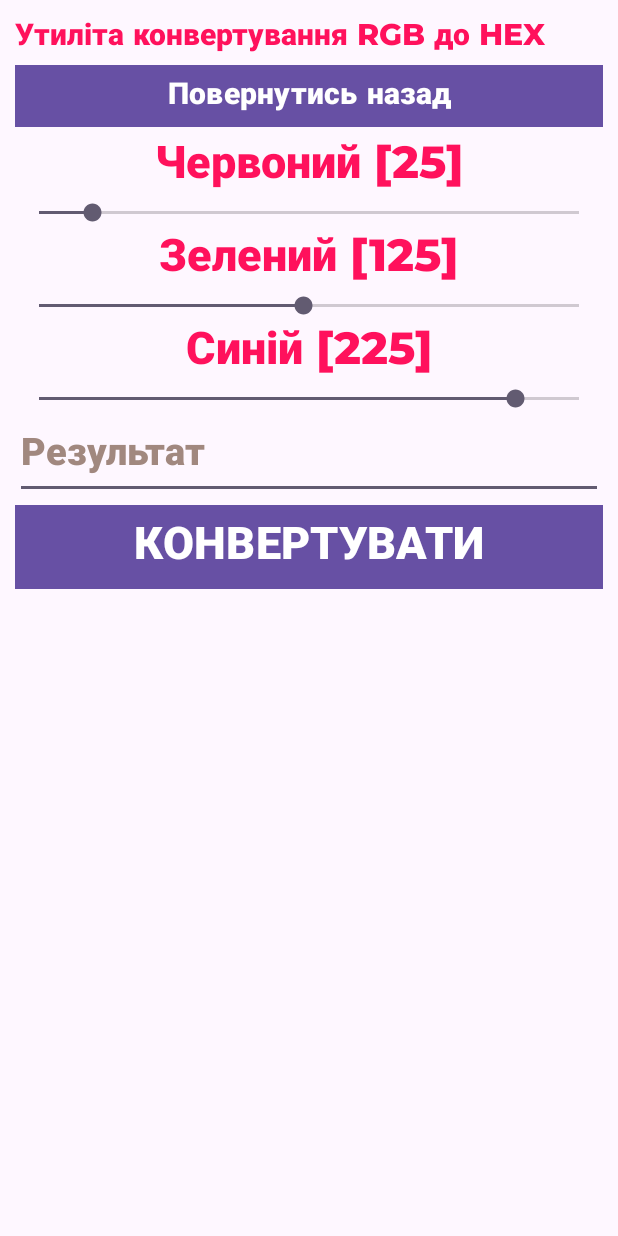
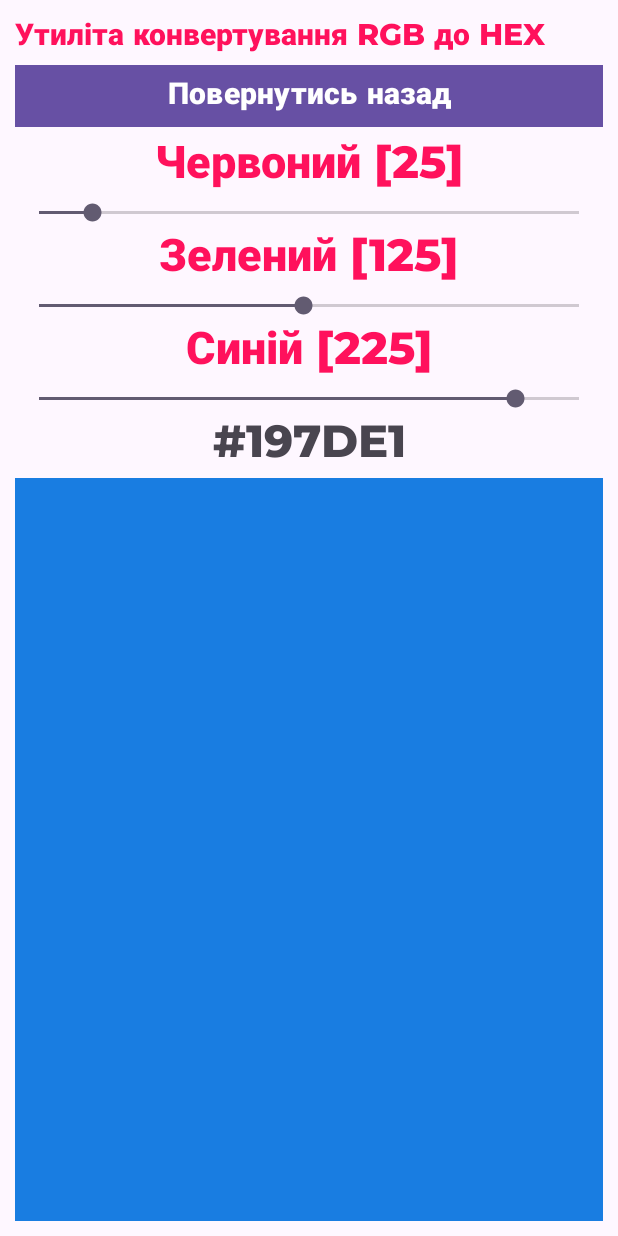
Before and after one commit to FortiBBrine/ColorSearch, an Android app: the ConverterActivity screen opened directly, with no data from a screen before it, on a phone screen of 412 x 824 dp. Run offline under Robolectric (Android 15) with nearby library versions, the phone set to English and light mode, and no system bars.

Commit message:
Add color view, when you click back button, you stop current activity

```diff
--- a/app/src/main/java/me/sashasteblevets/colorsearch/ConverterActivity.java
+++ b/app/src/main/java/me/sashasteblevets/colorsearch/ConverterActivity.java
@@ -3,7 +3,9 @@ package me.sashasteblevets.colorsearch;
 import androidx.appcompat.app.AppCompatActivity;
 
 import android.content.Intent;
+import android.graphics.Color;
 import android.os.Bundle;
+import android.view.View;
 import android.widget.SeekBar;
 import android.widget.TextView;
 
@@ -19,11 +21,10 @@ public class ConverterActivity extends AppCompatActivity {
         MaterialButton back = findViewById(R.id.back);
 
         back.setOnClickListener(view -> {
-            Intent intent = new Intent(this, MainActivity.class);
-            startActivity(intent);
+//            Intent intent = new Intent(this, MainActivity.class);
+//            startActivity(intent);
+            finish();
         });
-
-        MaterialButton convert = findViewById(R.id.convert);
 
         SeekBar red = findViewById(R.id.red);
         SeekBar green = findViewById(R.id.green);
@@ -33,14 +34,36 @@ public class ConverterActivity extends AppCompatActivity {
         TextView greenTextView = findViewById(R.id.green_text);
         TextView blueTextView = findViewById(R.id.blue_text);
 
+        View color = findViewById(R.id.color);
+
+        TextView result = findViewById(R.id.result);
+
         redTextView.setText(String.format("%s [%d]", getString(R.string.red), red.getProgress()));
         greenTextView.setText(String.format("%s [%d]", getString(R.string.green), green.getProgress()));
         blueTextView.setText(String.format("%s [%d]", getString(R.string.blue), blue.getProgress()));
+        int redColor = red.getProgress();
+        int blueColor = blue.getProgress();
+        int greenColor = green.getProgress();
 
-        red.setOnSeekBarChangeListener(new SeekBar.OnSeekBarChangeListener() {
+        String hexColor = String.format("#%02X%02X%02X", redColor, greenColor, blueColor);
+        color.setBackgroundColor(Color.parseColor(hexColor));
+
+        result.setText(hexColor);
+
+        SeekBar.OnSeekBarChangeListener onSeekBarChangeListener = new SeekBar.OnSeekBarChangeListener() {
             @Override
             public void onProgressChanged(SeekBar seekBar, int i, boolean b) {
                 redTextView.setText(String.format("%s [%d]", getString(R.string.red), red.getProgress()));
+                greenTextView.setText(String.format("%s [%d]", getString(R.string.green), green.getProgress()));
+                blueTextView.setText(String.format("%s [%d]", getString(R.string.blue), blue.getProgress()));
+                int redColor = red.getProgress();
+                int blueColor = blue.getProgress();
+                int greenColor = green.getProgress();
+
+                String hexColor = String.format("#%02X%02X%02X", redColor, greenColor, blueColor);
+                color.setBackgroundColor(Color.parseColor(hexColor));
+
+                result.setText(hexColor);
             }
 
             @Override
@@ -52,53 +75,11 @@ public class ConverterActivity extends AppCompatActivity {
             public void onStopTrackingTouch(SeekBar seekBar) {
 
             }
-        });
+        };
 
-        green.setOnSeekBarChangeListener(new SeekBar.OnSeekBarChangeListener() {
-            @Override
-            public void onProgressChanged(SeekBar seekBar, int i, boolean b) {
-                greenTextView.setText(String.format("%s [%d]", getString(R.string.green), green.getProgress()));
-            }
+        red.setOnSeekBarChangeListener(onSeekBarChangeListener);
+        green.setOnSeekBarChangeListener(onSeekBarChangeListener);
+        blue.setOnSeekBarChangeListener(onSeekBarChangeListener);
 
-            @Override
-            public void onStartTrackingTouch(SeekBar seekBar) {
-
-            }
-
-            @Override
-            public void onStopTrackingTouch(SeekBar seekBar) {
-
-            }
-        });
-
-        blue.setOnSeekBarChangeListener(new SeekBar.OnSeekBarChangeListener() {
-            @Override
-            public void onProgressChanged(SeekBar seekBar, int i, boolean b) {
-                blueTextView.setText(String.format("%s [%d]", getString(R.string.blue), blue.getProgress()));
-            }
-
-            @Override
-            public void onStartTrackingTouch(SeekBar seekBar) {
-
-            }
-
-            @Override
-            public void onStopTrackingTouch(SeekBar seekBar) {
-
-            }
-        });
-
-        convert.setOnClickListener(view -> {
-
-            int redColor = red.getProgress();
-            int blueColor = blue.getProgress();
-            int greenColor = green.getProgress();
-
-            String hexColor = String.format("#%02X%02X%02X", redColor, greenColor, blueColor);
-
-            TextView result = findViewById(R.id.result);
-
-            result.setText(hexColor);
-        });
     }
 }
--- a/app/src/main/java/me/sashasteblevets/colorsearch/OppositeColorActivity.java
+++ b/app/src/main/java/me/sashasteblevets/colorsearch/OppositeColorActivity.java
@@ -18,8 +18,9 @@ public class OppositeColorActivity extends AppCompatActivity {
         MaterialButton back = findViewById(R.id.back);
 
         back.setOnClickListener(view -> {
-            Intent intent = new Intent(this, MainActivity.class);
-            startActivity(intent);
+//            Intent intent = new Intent(this, MainActivity.class);
+//            startActivity(intent);
+            finish();
         });
 
         MaterialButton convert = findViewById(R.id.convert);
--- a/app/src/main/res/layout/activity_converter.xml
+++ b/app/src/main/res/layout/activity_converter.xml
@@ -77,26 +77,40 @@
         android:layout_width="match_parent"
         android:layout_height="wrap_content" />
 
-    <EditText
+<!--    <EditText-->
+<!--        android:id="@+id/result"-->
+<!--        android:layout_width="match_parent"-->
+<!--        android:layout_height="wrap_content"-->
+<!--        android:ems="10"-->
+<!--        android:inputType="text"-->
+<!--        android:autofillHints=""-->
+<!--        android:fontFamily="@font/montserrat_extrabold"-->
+<!--        android:textColorHint="@color/hint"-->
+<!--        android:textSize="25sp"-->
+<!--        android:hint="@string/result" />-->
+
+    <TextView
         android:id="@+id/result"
         android:layout_width="match_parent"
         android:layout_height="wrap_content"
-        android:ems="10"
-        android:inputType="text"
-        android:autofillHints=""
-        android:fontFamily="@font/montserrat_extrabold"
-        android:textColorHint="@color/hint"
-        android:textSize="25sp"
-        android:hint="@string/result" />
-
-    <com.google.android.material.button.MaterialButton
-        android:id="@+id/convert"
-        android:layout_width="match_parent"
-        app:cornerRadius="0dp"
-        android:layout_height="wrap_content"
         android:fontFamily="@font/montserrat_extrabold"
         android:textSize="30sp"
-        android:textAllCaps="true"
-        android:text="@string/convert" />
+        android:textAlignment="center"
+        />
+
+<!--    <com.google.android.material.button.MaterialButton-->
+<!--        android:id="@+id/convert"-->
+<!--        android:layout_width="match_parent"-->
+<!--        app:cornerRadius="0dp"-->
+<!--        android:layout_height="wrap_content"-->
+<!--        android:fontFamily="@font/montserrat_extrabold"-->
+<!--        android:textSize="30sp"-->
+<!--        android:textAllCaps="true"-->
+<!--        android:text="@string/convert" />-->
+
+    <View
+        android:id="@+id/color"
+        android:layout_width="match_parent"
+        android:layout_height="wrap_content"/>
 
 </LinearLayout>
--- a/app/src/main/res/layout/activity_opposite_color.xml
+++ b/app/src/main/res/layout/activity_opposite_color.xml
@@ -4,6 +4,7 @@
     xmlns:tools="http://schemas.android.com/tools"
     android:layout_width="match_parent"
     android:layout_height="match_parent"
+    android:layout_margin="10dp"
     android:orientation="vertical"
 
     tools:context=".OppositeColorActivity">
```
